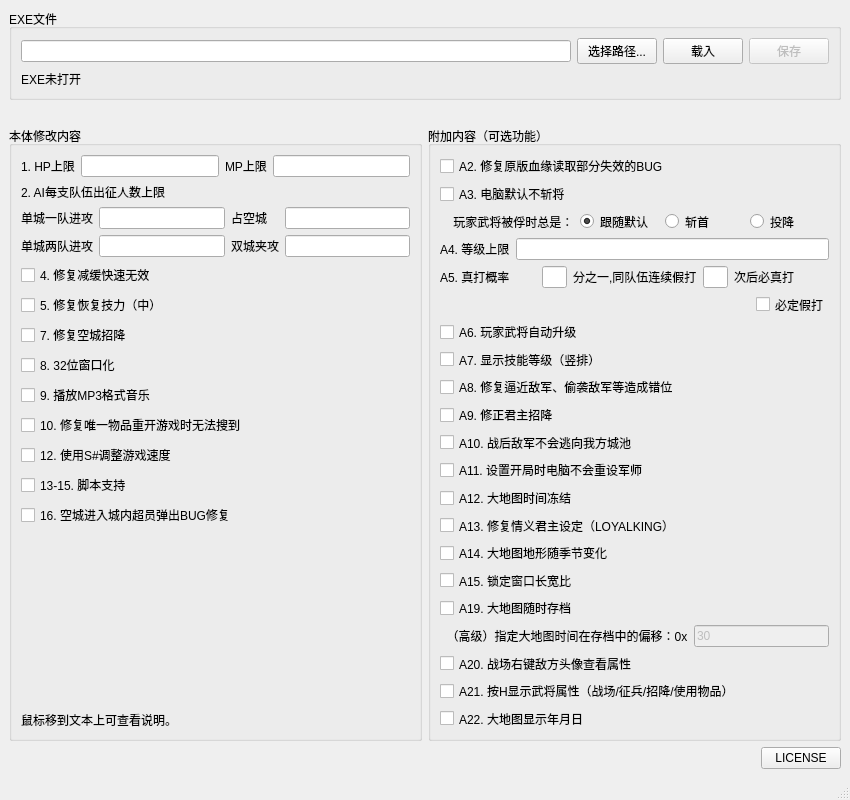
This is mainwindow.ui in allenzhoukp/1.05plusEditor as Qt 5 draws it before an edit. The edited form follows.
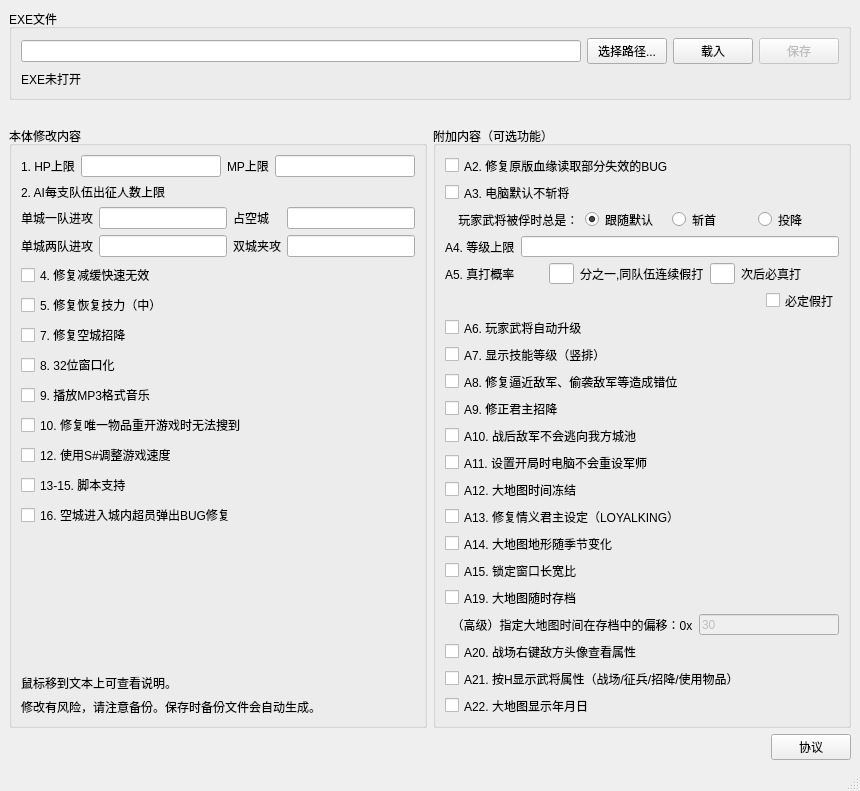
This is the edited form.

Commit message: License Shenganigans

The edit to the form file:
```diff
--- a/mainwindow.ui
+++ b/mainwindow.ui
@@ -6,20 +6,20 @@
    <rect>
     <x>0</x>
     <y>0</y>
-    <width>850</width>
-    <height>800</height>
+    <width>860</width>
+    <height>791</height>
    </rect>
   </property>
   <property name="minimumSize">
    <size>
-    <width>850</width>
-    <height>800</height>
+    <width>860</width>
+    <height>791</height>
    </size>
   </property>
   <property name="maximumSize">
    <size>
-    <width>850</width>
-    <height>800</height>
+    <width>860</width>
+    <height>791</height>
    </size>
   </property>
   <property name="windowTitle">
@@ -302,6 +302,13 @@
            </property>
           </widget>
          </item>
+         <item>
+          <widget class="QLabel" name="label_14">
+           <property name="text">
+            <string>修改有风险，请注意备份。保存时备份文件会自动生成。</string>
+           </property>
+          </widget>
+         </item>
         </layout>
        </widget>
       </item>
@@ -634,7 +641,7 @@
     <item alignment="Qt::AlignRight">
      <widget class="QPushButton" name="pushButton">
       <property name="text">
-       <string>LICENSE</string>
+       <string>协议</string>
       </property>
      </widget>
     </item>
```
Left out of the diff: 2 changed lines with no effect on the pictures. The commit also changes 7 other files.
